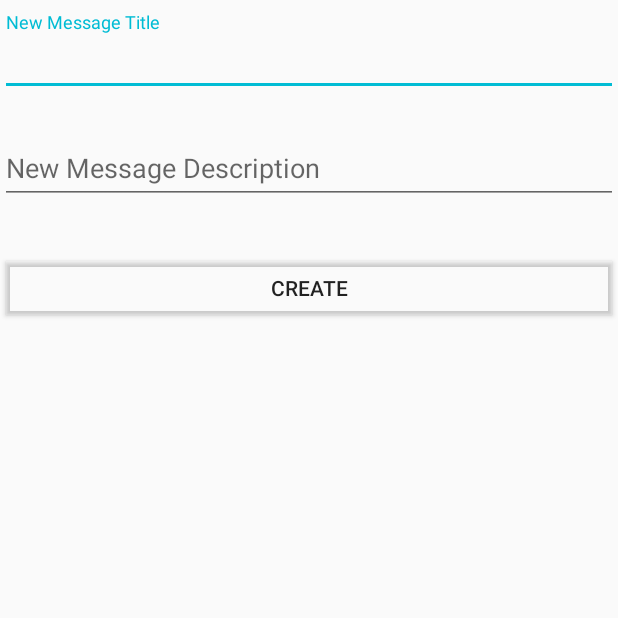
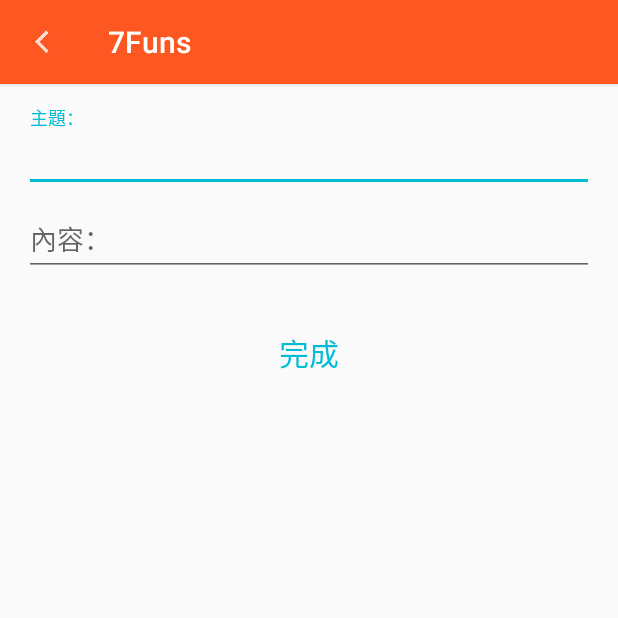
Before and after one commit to GiantCroissant/7Funs-Android, an Android app: the QADetailNewMessageActivity screen opened directly, with no data from a screen before it, on a phone screen of 412 x 824 dp, the top half of it. Run offline under Robolectric (Android 15) with nearby library versions, the phone set to English and light mode, and no system bars.

Commit message:
Fix back to activity

```diff
--- a/android7funs/app/src/main/kotlin/com/giantcroissant/sevenfuns/app/QandA/QADetailNewCommentActivity.kt
+++ b/android7funs/app/src/main/kotlin/com/giantcroissant/sevenfuns/app/QandA/QADetailNewCommentActivity.kt
@@ -7,6 +7,7 @@ import android.support.v7.app.AppCompatActivity
 import com.giantcroissant.sevenfuns.app.CommentParcelable
 import com.giantcroissant.sevenfuns.app.R
 import kotlinx.android.synthetic.main.activity_qa_detail_new_comment.*
+import kotlinx.android.synthetic.main.toolbar.*
 
 /**
  * Created by apprentice on 2/20/16.
@@ -15,6 +16,10 @@ class QADetailNewCommentActivity : AppCompatActivity() {
     override fun onCreate(savedInstanceState: Bundle?) {
         super.onCreate(savedInstanceState)
         setContentView(R.layout.activity_qa_detail_new_comment)
+
+        setSupportActionBar(toolbar)
+        supportActionBar?.setHomeAsUpIndicator(R.drawable.ic_back)
+        supportActionBar?.setDisplayHomeAsUpEnabled(true)
 
         // For quick comment response from this activity
         qaNewCommentButton.setOnClickListener { x ->
--- a/android7funs/app/src/main/kotlin/com/giantcroissant/sevenfuns/app/QandA/QADetailNewMessageActivity.kt
+++ b/android7funs/app/src/main/kotlin/com/giantcroissant/sevenfuns/app/QandA/QADetailNewMessageActivity.kt
@@ -2,22 +2,25 @@ package com.giantcroissant.sevenfuns.app.QandA
 
 import android.app.Activity
 import android.content.Intent
-import android.content.SharedPreferences
 import android.os.Bundle
 import android.support.v7.app.AppCompatActivity
 import com.giantcroissant.sevenfuns.app.NewMessageParcelable
 import com.giantcroissant.sevenfuns.app.R
-
 import kotlinx.android.synthetic.main.activity_qa_detail_new_message.*
+import kotlinx.android.synthetic.main.toolbar.*
 
 
 /**
  * Created by apprentice on 2/21/16.
  */
 class QADetailNewMessageActivity : AppCompatActivity() {
+
     override fun onCreate(savedInstanceState: Bundle?) {
         super.onCreate(savedInstanceState)
         setContentView(R.layout.activity_qa_detail_new_message)
+        setSupportActionBar(toolbar)
+        supportActionBar?.setHomeAsUpIndicator(R.drawable.ic_back)
+        supportActionBar?.setDisplayHomeAsUpEnabled(true)
 
         qaNewMessageButton.setOnClickListener { x ->
             val newMessageTitle = qaNewMessageTitleText?.text.toString()
@@ -26,9 +29,13 @@ class QADetailNewMessageActivity : AppCompatActivity() {
             // For quick comment response from this activity
             val intent = Intent()
             intent?.putExtra("message", NewMessageParcelable(newMessageTitle, newMessageDescription))
-
             setResult(Activity.RESULT_OK, intent)
             finish()
         }
     }
+
+    override fun onSupportNavigateUp(): Boolean {
+        finish()
+        return true
+    }
 }
--- a/android7funs/app/src/main/res/layout/activity_qa_detail_new_message.xml
+++ b/android7funs/app/src/main/res/layout/activity_qa_detail_new_message.xml
@@ -1,40 +1,56 @@
 <?xml version="1.0" encoding="utf-8"?>
 <LinearLayout xmlns:android="http://schemas.android.com/apk/res/android"
-              android:orientation="vertical"
               android:layout_width="match_parent"
-              android:layout_height="match_parent">
+              android:layout_height="wrap_content"
+              android:orientation="vertical">
+
+    <include
+        layout="@layout/toolbar"
+        android:layout_width="match_parent"
+        android:layout_height="wrap_content"/>
+
+    <LinearLayout
+        android:layout_width="match_parent"
+        android:layout_height="wrap_content"
+        android:layout_margin="16dp"
+        android:orientation="vertical">
 
         <android.support.design.widget.TextInputLayout
             android:layout_width="match_parent"
-            android:layout_height="wrap_content"
-            android:layout_marginTop="8dp"
-            android:layout_marginBottom="8dp">
-        <EditText android:id="@+id/qaNewMessageTitleText"
+            android:layout_height="wrap_content">
+
+            <EditText
+                android:id="@+id/qaNewMessageTitleText"
                 android:layout_width="match_parent"
                 android:layout_height="wrap_content"
-                  android:inputType="textMultiLine"
-                  android:hint="New Message Title" />
+                android:hint="主題："
+                android:inputType="textMultiLine"/>
         </android.support.design.widget.TextInputLayout>
 
         <android.support.design.widget.TextInputLayout
             android:layout_width="match_parent"
-            android:layout_height="wrap_content"
-            android:layout_marginTop="8dp"
-            android:layout_marginBottom="8dp">
-        <EditText android:id="@+id/qaNewMessageDescriptionText"
+            android:layout_height="wrap_content">
+
+            <EditText
+                android:id="@+id/qaNewMessageDescriptionText"
                 android:layout_width="match_parent"
                 android:layout_height="wrap_content"
-                  android:inputType="textMultiLine"
-                  android:hint="New Message Description" />
+                android:hint="內容："
+                android:inputType="textMultiLine"/>
         </android.support.design.widget.TextInputLayout>
 
-    <android.support.v7.widget.AppCompatButton
+        <Button
             android:id="@+id/qaNewMessageButton"
+            style="@style/Widget.AppCompat.Button.Borderless"
             android:layout_width="fill_parent"
             android:layout_height="wrap_content"
+            android:layout_marginBottom="24dp"
             android:layout_marginTop="24dp"
-            android:layout_marginBottom="24dp"
             android:padding="12dp"
-            android:text="Create"/>
+            android:text="完成"
+            android:textColor="@color/accent"
+            android:textSize="20sp"/>
 
     </LinearLayout>
+
+</LinearLayout>
```
Also changed, not shown: android7funs/app/src/main/AndroidManifest.xml (+15 -11 lines), android7funs/app/src/main/res/layout/activity_qa_detail_new_comment.xml (+27 -13 lines). Lines whose indentation alone changed are shown as unchanged.
